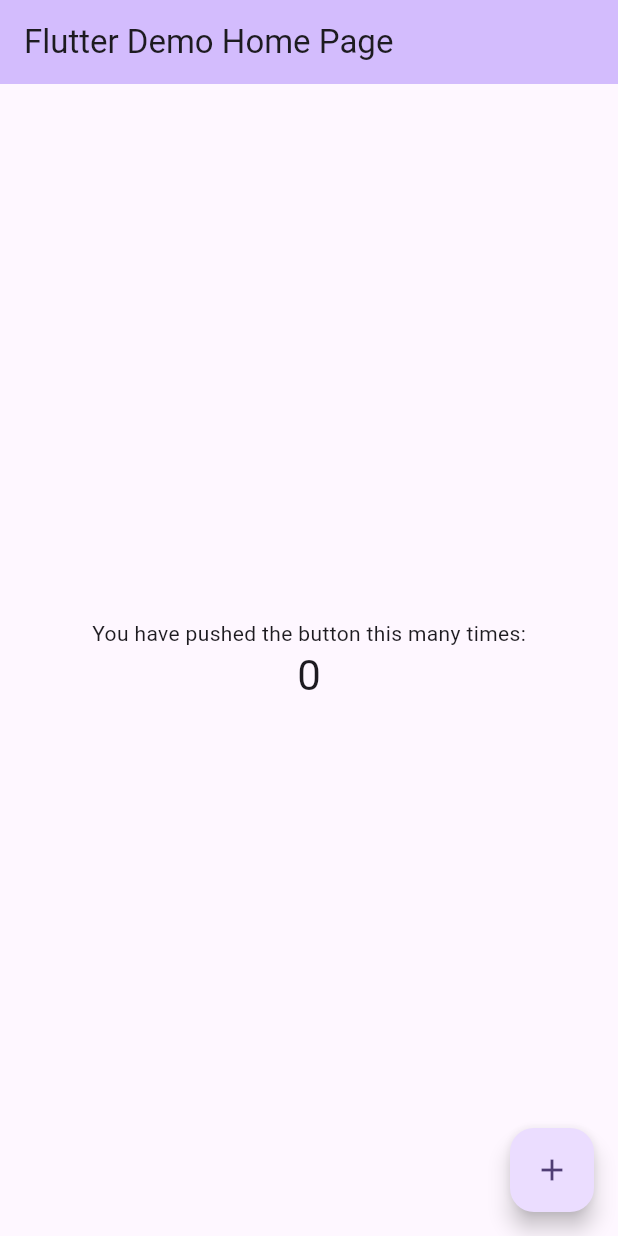
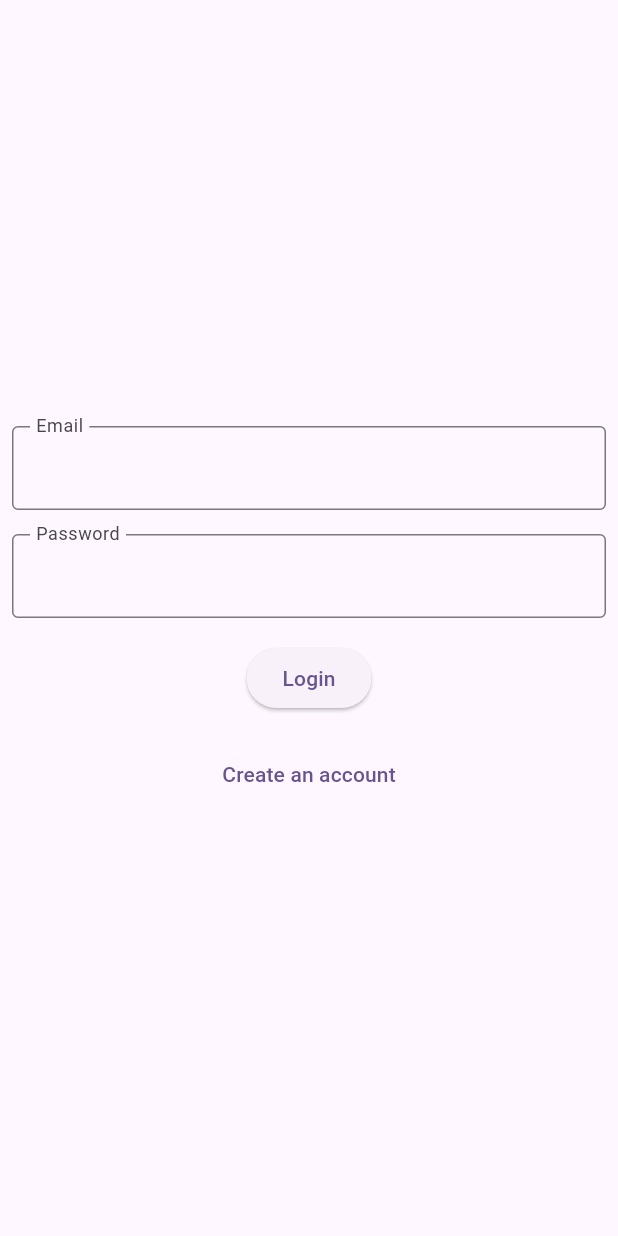
Before and after one commit to AkmenZ/crewlink_project2025, a Flutter app: the screen it shows after launch, on a phone screen of 412 x 824 dp. Run offline on Flutter 3.47's test engine with Material 3 defaults, Android fonts, the phone set to English and light mode, and no system bars; our stand-ins replace firebase_core, flutter_dotenv, flutter_form_builder, flutter_riverpod, riverpod_annotation; accounts and stored records are empty; generated files the repository leaves out were written again.

Commit message:
feat: Auth screen, Package upgrade, ios pod upgrade to 13

```diff
--- a/lib/main.dart
+++ b/lib/main.dart
@@ -1,19 +1,38 @@
 import 'package:crewlink/firebase_options.dart';
+import 'package:crewlink/pages/auth_page.dart';
 import 'package:firebase_core/firebase_core.dart';
 import 'package:flutter/material.dart';
 import 'package:flutter_dotenv/flutter_dotenv.dart';
+import 'package:flutter_riverpod/flutter_riverpod.dart';
 
 void main() async {
   WidgetsFlutterBinding.ensureInitialized();
-  // initialize firebase
-  await Firebase.initializeApp(
-    options: DefaultFirebaseOptions.currentPlatform,
-  );
-
   // load .env
   await dotenv.load(fileName: ".env");
 
-  runApp(const MyApp());
+  // initialize firebase
+  // await Firebase.initializeApp(
+  //   options: DefaultFirebaseOptions.currentPlatform,
+  // );
+
+  try {
+    // Attempt initialization
+    await Firebase.initializeApp(
+      options: DefaultFirebaseOptions.currentPlatform,
+    );
+  } on FirebaseException catch (e) {
+    if (e.code == 'duplicate-app') {
+      print('Firebase already initialized, skipping...');
+    } else {
+      rethrow;
+    }
+  }
+
+  runApp(
+    const ProviderScope(
+      child: MyApp(),
+    ),
+  );
 }
 
 class MyApp extends StatelessWidget {
@@ -25,113 +44,10 @@
     return MaterialApp(
       title: 'Flutter Demo',
       theme: ThemeData(
-        // This is the theme of your application.
-        //
-        // TRY THIS: Try running your application with "flutter run". You'll see
-        // the application has a purple toolbar. Then, without quitting the app,
-        // try changing the seedColor in the colorScheme below to Colors.green
-        // and then invoke "hot reload" (save your changes or press the "hot
-        // reload" button in a Flutter-supported IDE, or press "r" if you used
-        // the command line to start the app).
-        //
-        // Notice that the counter didn't reset back to zero; the application
-        // state is not lost during the reload. To reset the state, use hot
-        // restart instead.
-        //
-        // This works for code too, not just values: Most code changes can be
-        // tested with just a hot reload.
         colorScheme: ColorScheme.fromSeed(seedColor: Colors.deepPurple),
         useMaterial3: true,
       ),
-      home: const MyHomePage(title: 'Flutter Demo Home Page'),
+      home: const AuthPage(),
     );
   }
 }
-
-class MyHomePage extends StatefulWidget {
-  const MyHomePage({super.key, required this.title});
-
-  // This widget is the home page of your application. It is stateful, meaning
-  // that it has a State object (defined below) that contains fields that affect
-  // how it looks.
-
-  // This class is the configuration for the state. It holds the values (in this
-  // case the title) provided by the parent (in this case the App widget) and
-  // used by the build method of the State. Fields in a Widget subclass are
-  // always marked "final".
-
-  final String title;
-
-  @override
-  State<MyHomePage> createState() => _MyHomePageState();
-}
-
-class _MyHomePageState extends State<MyHomePage> {
-  int _counter = 0;
-
-  void _incrementCounter() {
-    setState(() {
-      // This call to setState tells the Flutter framework that something has
-      // changed in this State, which causes it to rerun the build method below
-      // so that the display can reflect the updated values. If we changed
-      // _counter without calling setState(), then the build method would not be
-      // called again, and so nothing would appear to happen.
-      _counter++;
-    });
-  }
-
-  @override
-  Widget build(BuildContext context) {
-    // This method is rerun every time setState is called, for instance as done
-    // by the _incrementCounter method above.
-    //
-    // The Flutter framework has been optimized to make rerunning build methods
-    // fast, so that you can just rebuild anything that needs updating rather
-    // than having to individually change instances of widgets.
-    return Scaffold(
-      appBar: AppBar(
-        // TRY THIS: Try changing the color here to a specific color (to
-        // Colors.amber, perhaps?) and trigger a hot reload to see the AppBar
-        // change color while the other colors stay the same.
-        backgroundColor: Theme.of(context).colorScheme.inversePrimary,
-        // Here we take the value from the MyHomePage object that was created by
-        // the App.build method, and use it to set our appbar title.
-        title: Text(widget.title),
-      ),
-      body: Center(
-        // Center is a layout widget. It takes a single child and positions it
-        // in the middle of the parent.
-        child: Column(
-          // Column is also a layout widget. It takes a list of children and
-          // arranges them vertically. By default, it sizes itself to fit its
-          // children horizontally, and tries to be as tall as its parent.
-          //
-          // Column has various properties to control how it sizes itself and
-          // how it positions its children. Here we use mainAxisAlignment to
-          // center the children vertically; the main axis here is the vertical
-          // axis because Columns are vertical (the cross axis would be
-          // horizontal).
-          //
-          // TRY THIS: Invoke "debug painting" (choose the "Toggle Debug Paint"
-          // action in the IDE, or press "p" in the console), to see the
-          // wireframe for each widget.
-          mainAxisAlignment: MainAxisAlignment.center,
-          children: <Widget>[
-            const Text(
-              'You have pushed the button this many times:',
-            ),
-            Text(
-              '$_counter',
-              style: Theme.of(context).textTheme.headlineMedium,
-            ),
-          ],
-        ),
-      ),
-      floatingActionButton: FloatingActionButton(
-        onPressed: _incrementCounter,
-        tooltip: 'Increment',
-        child: const Icon(Icons.add),
-      ), // This trailing comma makes auto-formatting nicer for build methods.
-    );
-  }
-}
--- /dev/null
+++ b/lib/pages/auth_page.dart
@@ -0,0 +1,73 @@
+import 'package:crewlink/providers/common_providers.dart';
+import 'package:flutter/material.dart';
+import 'package:flutter_form_builder/flutter_form_builder.dart';
+import 'package:flutter_riverpod/flutter_riverpod.dart';
+
+class AuthPage extends ConsumerWidget {
+  const AuthPage({super.key});
+
+  @override
+  Widget build(BuildContext context, WidgetRef ref) {
+    // watch bool provider
+    final isCreatingAccount = ref.watch(createAccountProvider);
+
+    return Scaffold(
+      body: Center(
+        child: SingleChildScrollView(
+          child: Form(
+            child: Padding(
+              padding: const EdgeInsets.all(8.0),
+              child: Column(
+                spacing: 16.0,
+                children: [
+                  if (isCreatingAccount)
+                    FormBuilderTextField(
+                      name: 'name',
+                      decoration: InputDecoration(
+                        labelText: 'Name',
+                        floatingLabelBehavior: FloatingLabelBehavior.always,
+                        border: OutlineInputBorder(),
+                      ),
+                    ),
+                  FormBuilderTextField(
+                    name: 'email',
+                    decoration: InputDecoration(
+                      labelText: 'Email',
+                      floatingLabelBehavior: FloatingLabelBehavior.always,
+                      border: OutlineInputBorder(),
+                    ),
+                  ),
+                  FormBuilderTextField(
+                    name: 'password',
+                    decoration: InputDecoration(
+                      labelText: 'Password',
+                      floatingLabelBehavior: FloatingLabelBehavior.always,
+                      border: OutlineInputBorder(),
+                    ),
+                  ),
+                  ElevatedButton(
+                    onPressed: () {},
+                    child: Text(
+                      isCreatingAccount ? 'Sign up' : 'Login',
+                    ),
+                  ),
+                  TextButton(
+                    onPressed: () {
+                      // toggle state
+                      ref.read(createAccountProvider.notifier).toggle();
+                    },
+                    child: Text(
+                      isCreatingAccount
+                          ? 'I already have an account'
+                          : 'Create an account',
+                    ),
+                  ),
+                ],
+              ),
+            ),
+          ),
+        ),
+      ),
+    );
+  }
+}
--- /dev/null
+++ b/lib/providers/common_providers.dart
@@ -0,0 +1,15 @@
+import 'package:riverpod_annotation/riverpod_annotation.dart';
+
+part 'common_providers.g.dart';
+
+// file for generic providers
+
+@riverpod
+class CreateAccount extends _$CreateAccount {
+  @override
+  bool build() => false; // init state
+
+  void toggle() {
+    state = !state; // toggle states
+  }
+}
```
Also changed, not shown: pubspec.yaml (+8 -0 lines), lib/providers/common_providers.g.dart (added), pubspec.lock, 130 other files.
